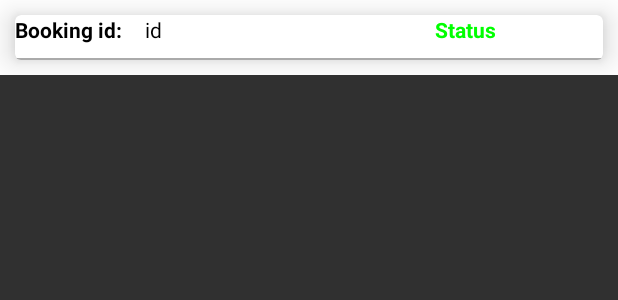
After one commit to uzairnz/WhatsAround, an Android app: the layout booking_recyclerview.xml on its own in the app's theme, with its tools: preview values and no code run, on a phone screen of 412 x 824 dp. The commit adds this screen. Shown: the top 300 px of the screen. Run offline under Robolectric (Android 15) with nearby library versions, the phone set to English and light mode, and no system bars.

Commit message:
Working on My Bookings

```diff
--- a/app/src/main/java/com/example/uzairzohaib/whatsaround/Api.java
+++ b/app/src/main/java/com/example/uzairzohaib/whatsaround/Api.java
@@ -36,6 +36,9 @@ public interface Api {
 
     @GET("partner/{id}")
     Call<ArrayList<Partner>> getPartner(@Path("id")String id);
+
+    @GET("booked/{id}")
+    Call<ArrayList<Book>> getBooked(@Path("id") String id);
 
     @POST("book")
     @FormUrlEncoded
--- /dev/null
+++ b/app/src/main/res/layout/booking_recyclerview.xml
@@ -0,0 +1,75 @@
+<?xml version="1.0" encoding="utf-8"?>
+<RelativeLayout
+    xmlns:android="http://schemas.android.com/apk/res/android"
+    xmlns:tools="http://schemas.android.com/tools"
+    android:layout_width="match_parent"
+    android:layout_height="50dp"
+    android:orientation="horizontal"
+    android:background="#ffff"
+    android:id="@+id/book_parent_layout"
+    xmlns:card_view="http://schemas.android.com/apk/res-auto">
+
+    <android.support.v7.widget.CardView
+        xmlns:card_view="http://schemas.android.com/apk/res-auto"
+        android:layout_margin="10dp"
+        android:layout_width="match_parent"
+        android:layout_height="140dp"
+        android:layout_gravity="center"
+        card_view:cardBackgroundColor="#ffff"
+        card_view:cardCornerRadius="4dp"
+        card_view:cardElevation="@dimen/margin_12">
+
+    <RelativeLayout
+        android:layout_width="match_parent"
+        android:layout_height="match_parent"
+        android:layout_alignParentStart="true"
+        android:layout_alignParentTop="true">
+
+
+        <TextView
+            android:id="@+id/book_status"
+            android:layout_width="112dp"
+            android:layout_height="20dp"
+            android:layout_alignBaseline="@+id/service_name"
+            android:layout_alignBottom="@+id/service_name"
+            android:layout_alignParentEnd="true"
+            android:text="@string/status"
+            android:textColor="@color/green"
+            android:textStyle="bold" />
+
+
+        <TextView
+            android:id="@+id/booking_id"
+            android:layout_width="wrap_content"
+            android:layout_height="wrap_content"
+            android:layout_alignParentTop="true"
+            android:layout_alignStart="@+id/service_name"
+            android:text="@string/booking_id"
+            android:textColor="#000"
+            android:textStyle="bold" />
+
+        <TextView
+            android:layout_width="wrap_content"
+            android:layout_height="wrap_content"
+            android:layout_alignParentTop="true"
+            android:layout_marginStart="15dp"
+            android:layout_toEndOf="@+id/booking_id"
+            android:text="id"
+            android:textColor="@color/colorPrimaryDark" />
+
+        <View
+            android:id="@+id/view2"
+            android:layout_width="match_parent"
+            android:layout_height="1dp"
+            android:layout_alignParentBottom="true"
+            android:layout_alignParentStart="true"
+            android:background="@android:color/darker_gray"
+            android:foregroundGravity="bottom" />
+
+    </RelativeLayout>
+
+    </android.support.v7.widget.CardView>
+
+
+
+</RelativeLayout>
--- a/app/src/main/res/values/colors.xml
+++ b/app/src/main/res/values/colors.xml
@@ -12,5 +12,6 @@
     <color name="real_grey">#808080</color>
     <color name="background_color_1">#e7f1f4</color>
     <color name="light_grey">#d4d3d3d3</color>
+    <color name="green">#00ff00</color>
 
 </resources>
--- a/app/src/main/res/values/strings.xml
+++ b/app/src/main/res/values/strings.xml
@@ -75,4 +75,6 @@
     <string name="rs">Rs.</string>
     <string name="service_name">Service Name</string>
     <string name="todo">TODO</string>
+    <string name="status">Status</string>
+    <string name="booking_id">Booking id: </string>
 </resources>
```
Also changed, not shown: app/src/main/java/com/example/uzairzohaib/whatsaround/BookEvent.java (added, +25 -0 lines), app/src/main/java/com/example/uzairzohaib/whatsaround/BookingFragment.java (+84 -77 lines), app/src/main/java/com/example/uzairzohaib/whatsaround/adapters/BookingAdapter.java (added, +96 -0 lines).
